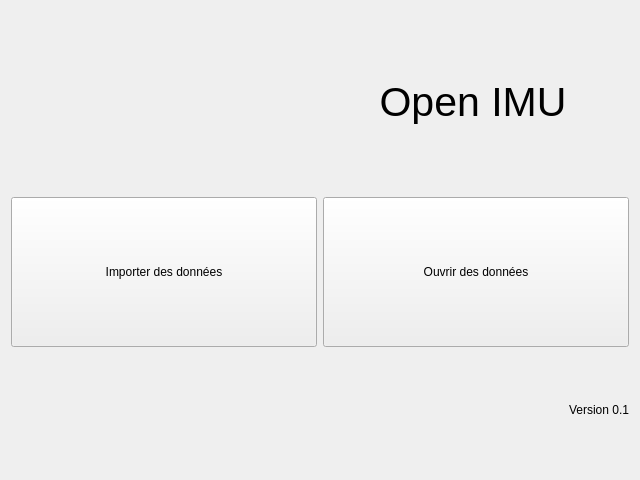
Above: python/resources/ui/startdialog.ui from introlab/OpenIMU before the change. Below: the same form after it.
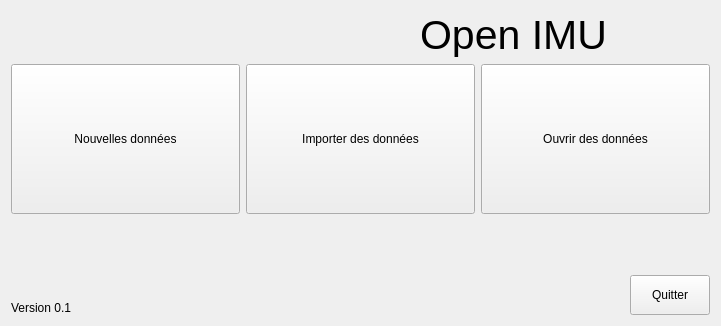
That is the form after the change. Icons and pictures are not drawn.

Patch:
```diff
--- a/python/resources/ui/startdialog.ui
+++ b/python/resources/ui/startdialog.ui
@@ -9,8 +9,8 @@
    <rect>
     <x>0</x>
     <y>0</y>
-    <width>640</width>
-    <height>480</height>
+    <width>721</width>
+    <height>326</height>
    </rect>
   </property>
   <property name="windowTitle">
@@ -63,6 +63,47 @@
    </item>
    <item>
     <layout class="QHBoxLayout" name="horizontalLayout_2">
+     <item>
+      <widget class="QPushButton" name="btnNew">
+       <property name="sizePolicy">
+        <sizepolicy hsizetype="Minimum" vsizetype="Expanding">
+         <horstretch>0</horstretch>
+         <verstretch>0</verstretch>
+        </sizepolicy>
+       </property>
+       <property name="minimumSize">
+        <size>
+         <width>0</width>
+         <height>150</height>
+        </size>
+       </property>
+       <property name="maximumSize">
+        <size>
+         <width>16777215</width>
+         <height>150</height>
+        </size>
+       </property>
+       <property name="cursor">
+        <cursorShape>PointingHandCursor</cursorShape>
+       </property>
+       <property name="text">
+        <string>Nouvelles données</string>
+       </property>
+       <property name="icon">
+        <iconset resource="../core.qrc">
+         <normaloff>:/OpenIMU/icons/newdataset.png</normaloff>:/OpenIMU/icons/newdataset.png</iconset>
+       </property>
+       <property name="iconSize">
+        <size>
+         <width>64</width>
+         <height>64</height>
+        </size>
+       </property>
+       <property name="autoDefault">
+        <bool>false</bool>
+       </property>
+      </widget>
+     </item>
      <item>
       <widget class="QPushButton" name="btnImport">
        <property name="sizePolicy">
@@ -136,20 +177,85 @@
     </layout>
    </item>
    <item>
-    <widget class="QLabel" name="lblVersion">
-     <property name="sizePolicy">
-      <sizepolicy hsizetype="Preferred" vsizetype="Maximum">
-       <horstretch>0</horstretch>
-       <verstretch>0</verstretch>
-      </sizepolicy>
+    <spacer name="verticalSpacer">
+     <property name="orientation">
+      <enum>Qt::Vertical</enum>
      </property>
-     <property name="text">
-      <string>Version 0.1</string>
+     <property name="sizeHint" stdset="0">
+      <size>
+       <width>20</width>
+       <height>40</height>
+      </size>
      </property>
-     <property name="alignment">
-      <set>Qt::AlignBottom|Qt::AlignRight|Qt::AlignTrailing</set>
-     </property>
-    </widget>
+    </spacer>
+   </item>
+   <item>
+    <layout class="QHBoxLayout" name="horizontalLayout_3">
+     <item>
+      <widget class="QLabel" name="lblVersion">
+       <property name="sizePolicy">
+        <sizepolicy hsizetype="Maximum" vsizetype="Minimum">
+         <horstretch>0</horstretch>
+         <verstretch>0</verstretch>
+        </sizepolicy>
+       </property>
+       <property name="text">
+        <string>Version 0.1</string>
+       </property>
+       <property name="alignment">
+        <set>Qt::AlignBottom|Qt::AlignRight|Qt::AlignTrailing</set>
+       </property>
+      </widget>
+     </item>
+     <item>
+      <spacer name="horizontalSpacer">
+       <property name="orientation">
+        <enum>Qt::Horizontal</enum>
+       </property>
+       <property name="sizeHint" stdset="0">
+        <size>
+         <width>40</width>
+         <height>20</height>
+        </size>
+       </property>
+      </spacer>
+     </item>
+     <item>
+      <widget class="QPushButton" name="btnQuit">
+       <property name="minimumSize">
+        <size>
+         <width>0</width>
+         <height>40</height>
+        </size>
+       </property>
+       <property name="maximumSize">
+        <size>
+         <width>100</width>
+         <height>16777215</height>
+        </size>
+       </property>
+       <property name="cursor">
+        <cursorShape>PointingHandCursor</cursorShape>
+       </property>
+       <property name="text">
+        <string>Quitter</string>
+       </property>
+       <property name="icon">
+        <iconset resource="../core.qrc">
+         <normaloff>:/OpenIMU/icons/delete.png</normaloff>:/OpenIMU/icons/delete.png</iconset>
+       </property>
+       <property name="iconSize">
+        <size>
+         <width>24</width>
+         <height>24</height>
+        </size>
+       </property>
+       <property name="autoDefault">
+        <bool>false</bool>
+       </property>
+      </widget>
+     </item>
+    </layout>
    </item>
   </layout>
  </widget>
```
